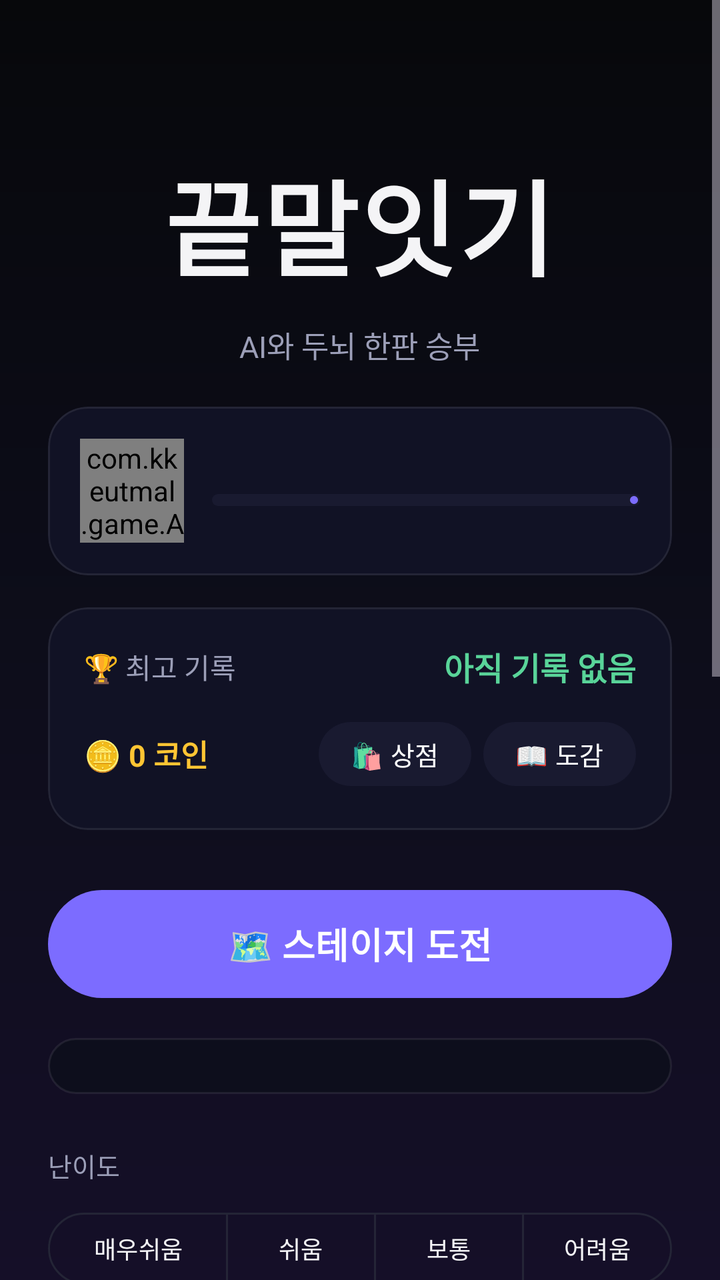
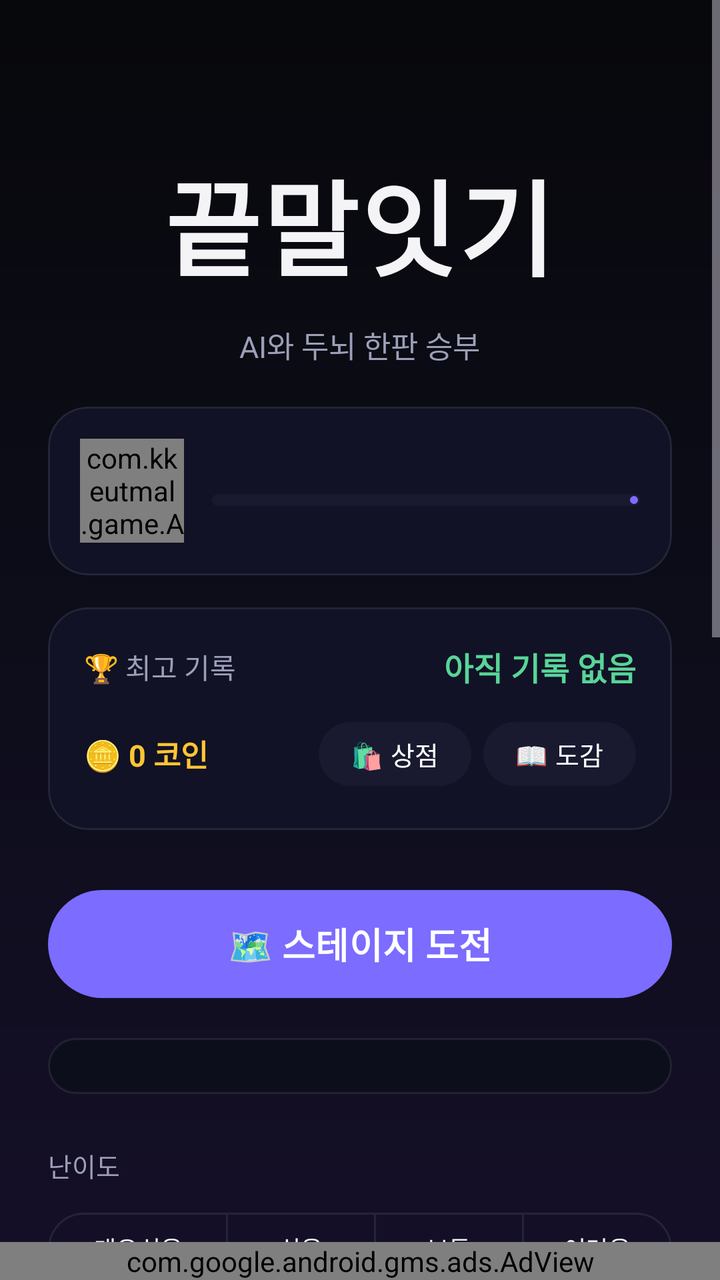

An Android layout rendered at two revisions. The XML below is the earlier revision; the diff shows what the commit changed to produce the second picture.
<!-- AndroidManifest.xml: application theme Theme.KKeutmal -->
<!-- res/layout/activity_main.xml -->
<?xml version="1.0" encoding="utf-8"?>
<ScrollView xmlns:android="http://schemas.android.com/apk/res/android"
    xmlns:app="http://schemas.android.com/apk/res-auto"
    android:layout_width="match_parent"
    android:layout_height="match_parent"
    android:fillViewport="true"
    android:overScrollMode="never">

    <LinearLayout
        android:layout_width="match_parent"
        android:layout_height="wrap_content"
        android:orientation="vertical"
        android:gravity="center_horizontal"
        android:padding="24dp">

        <TextView
            android:id="@+id/tvTitle"
            android:layout_width="wrap_content"
            android:layout_height="wrap_content"
            android:layout_marginTop="44dp"
            android:paddingHorizontal="4dp"
            android:paddingVertical="6dp"
            android:text="@string/app_name"
            android:textColor="@color/text_primary"
            android:textSize="52sp"
            android:letterSpacing="0.02"
            android:fontFamily="sans-serif-black" />

        <TextView
            android:layout_width="wrap_content"
            android:layout_height="wrap_content"
            android:layout_marginTop="6dp"
            android:text="@string/subtitle"
            android:textColor="@color/text_dim"
            android:textSize="15sp" />

        <com.google.android.material.card.MaterialCardView
            android:layout_width="match_parent"
            android:layout_height="wrap_content"
            android:layout_marginTop="20dp"
            app:cardBackgroundColor="@color/surface"
            app:cardCornerRadius="20dp"
            app:strokeColor="@color/surface_stroke"
            app:strokeWidth="1dp"
            app:cardElevation="0dp">

            <LinearLayout
                android:layout_width="match_parent"
                android:layout_height="wrap_content"
                android:orientation="horizontal"
                android:gravity="center_vertical"
                android:padding="16dp">

                <com.kkeutmal.game.AvatarView
                    android:id="@+id/avatarMe"
                    android:layout_width="52dp"
                    android:layout_height="52dp" />

                <LinearLayout
                    android:layout_width="0dp"
                    android:layout_weight="1"
                    android:layout_height="wrap_content"
                    android:layout_marginStart="14dp"
                    android:orientation="vertical">

                    <TextView
                        android:id="@+id/tvLevelRank"
                        android:layout_width="wrap_content"
                        android:layout_height="wrap_content"
                        android:textColor="@color/text_primary"
                        android:textSize="16sp"
                        android:textStyle="bold" />

                    <com.google.android.material.progressindicator.LinearProgressIndicator
                        android:id="@+id/xpBar"
                        android:layout_width="match_parent"
                        android:layout_height="wrap_content"
                        android:layout_marginTop="6dp"
                        android:max="1000"
                        app:trackThickness="6dp"
                        app:trackCornerRadius="3dp"
                        app:trackColor="@color/chip_bg"
                        app:indicatorColor="@color/accent" />

                    <TextView
                        android:id="@+id/tvXp"
                        android:layout_width="wrap_content"
                        android:layout_height="wrap_content"
                        android:layout_marginTop="4dp"
                        android:textColor="@color/text_dim"
                        android:textSize="11sp" />
                </LinearLayout>
            </LinearLayout>
        </com.google.android.material.card.MaterialCardView>

        <com.google.android.material.card.MaterialCardView
            android:layout_width="match_parent"
            android:layout_height="wrap_content"
            android:layout_marginTop="16dp"
            app:cardBackgroundColor="@color/surface"
            app:cardCornerRadius="20dp"
            app:strokeColor="@color/surface_stroke"
            app:strokeWidth="1dp"
            app:cardElevation="0dp">

            <LinearLayout
                android:layout_width="match_parent"
                android:layout_height="wrap_content"
                android:orientation="vertical"
                android:padding="18dp">

                <LinearLayout
                    android:layout_width="match_parent"
                    android:layout_height="wrap_content"
                    android:orientation="horizontal"
                    android:gravity="center_vertical">

                    <TextView
                        android:layout_width="0dp"
                        android:layout_weight="1"
                        android:layout_height="wrap_content"
                        android:text="@string/best_label"
                        android:textColor="@color/text_dim"
                        android:textSize="14sp" />

                    <TextView
                        android:id="@+id/tvBest"
                        android:layout_width="wrap_content"
                        android:layout_height="wrap_content"
                        android:text="아직 기록 없음"
                        android:textColor="@color/accent2"
                        android:textSize="16sp"
                        android:textStyle="bold" />
                </LinearLayout>

                <LinearLayout
                    android:id="@+id/rowRecord"
                    android:layout_width="match_parent"
                    android:layout_height="wrap_content"
                    android:layout_marginTop="8dp"
                    android:orientation="horizontal"
                    android:gravity="center_vertical"
                    android:visibility="gone">

                    <TextView
                        android:layout_width="0dp"
                        android:layout_weight="1"
                        android:layout_height="wrap_content"
                        android:text="전적"
                        android:textColor="@color/text_dim"
                        android:textSize="14sp" />

                    <TextView
                        android:id="@+id/tvRecord"
                        android:layout_width="wrap_content"
                        android:layout_height="wrap_content"
                        android:textColor="@color/accent2"
                        android:textSize="16sp"
                        android:textStyle="bold" />
                </LinearLayout>

                <LinearLayout
                    android:layout_width="match_parent"
                    android:layout_height="wrap_content"
                    android:layout_marginTop="12dp"
                    android:orientation="horizontal"
                    android:gravity="center_vertical">

                    <TextView
                        android:id="@+id/tvCoins"
                        android:layout_width="0dp"
                        android:layout_weight="1"
                        android:layout_height="wrap_content"
                        android:text="🪙 0 코인"
                        android:textColor="@color/warn"
                        android:textSize="15sp"
                        android:textStyle="bold" />

                    <com.google.android.material.button.MaterialButton
                        android:id="@+id/btnShop"
                        android:layout_width="wrap_content"
                        android:layout_height="40dp"
                        android:minWidth="0dp"
                        android:paddingHorizontal="16dp"
                        android:text="🛍 상점"
                        android:textSize="13sp"
                        app:backgroundTint="@color/chip_bg"
                        app:cornerRadius="20dp" />

                    <com.google.android.material.button.MaterialButton
                        android:id="@+id/btnCollection"
                        android:layout_width="wrap_content"
                        android:layout_height="40dp"
                        android:layout_marginStart="6dp"
                        android:minWidth="0dp"
                        android:paddingHorizontal="16dp"
                        android:text="📖 도감"
                        android:textSize="13sp"
                        app:backgroundTint="@color/chip_bg"
                        app:cornerRadius="20dp" />
                </LinearLayout>
            </LinearLayout>
        </com.google.android.material.card.MaterialCardView>

        <com.google.android.material.button.MaterialButton
            android:id="@+id/btnAdventure"
            android:layout_width="match_parent"
            android:layout_height="62dp"
            android:layout_marginTop="26dp"
            android:text="🗺 스테이지 도전"
            android:textSize="18sp"
            android:textStyle="bold"
            app:backgroundTint="@color/accent"
            app:cornerRadius="31dp" />

        <LinearLayout
            android:id="@+id/missionBox"
            android:layout_width="match_parent"
            android:layout_height="wrap_content"
            android:layout_marginTop="16dp"
            android:orientation="vertical"
            android:background="@drawable/bg_input"
            android:padding="14dp" />

        <TextView
            android:layout_width="match_parent"
            android:layout_height="wrap_content"
            android:layout_marginTop="26dp"
            android:text="@string/difficulty_label"
            android:textColor="@color/text_dim"
            android:textSize="13sp" />

        <com.google.android.material.button.MaterialButtonToggleGroup
            android:id="@+id/toggleDifficulty"
            android:layout_width="match_parent"
            android:layout_height="wrap_content"
            android:layout_marginTop="10dp"
            app:singleSelection="true"
            app:selectionRequired="true">

            <com.google.android.material.button.MaterialButton
                android:id="@+id/btnVeryEasy"
                style="?attr/materialButtonOutlinedStyle"
                android:layout_width="0dp"
                android:layout_weight="1.2"
                android:layout_height="44dp"
                android:text="매우쉬움"
                android:textSize="12sp"
                android:insetLeft="0dp"
                android:insetRight="0dp"
                android:paddingHorizontal="2dp"
                app:strokeColor="@color/surface_stroke" />

            <com.google.android.material.button.MaterialButton
                android:id="@+id/btnEasy"
                style="?attr/materialButtonOutlinedStyle"
                android:layout_width="0dp"
                android:layout_weight="1"
                android:layout_height="44dp"
                android:text="쉬움"
                android:textSize="12sp"
                android:insetLeft="0dp"
                android:insetRight="0dp"
                android:paddingHorizontal="2dp"
                app:strokeColor="@color/surface_stroke" />

            <com.google.android.material.button.MaterialButton
                android:id="@+id/btnNormal"
                style="?attr/materialButtonOutlinedStyle"
                android:layout_width="0dp"
                android:layout_weight="1"
                android:layout_height="44dp"
                android:text="보통"
                android:textSize="12sp"
                app:strokeColor="@color/surface_stroke" />

            <com.google.android.material.button.MaterialButton
                android:id="@+id/btnHard"
                style="?attr/materialButtonOutlinedStyle"
                android:layout_width="0dp"
                android:layout_weight="1"
                android:layout_height="44dp"
                android:text="어려움"
                android:textSize="12sp"
                android:insetLeft="0dp"
                android:insetRight="0dp"
                android:paddingHorizontal="2dp"
                app:strokeColor="@color/surface_stroke" />
        </com.google.android.material.button.MaterialButtonToggleGroup>

        <TextView
            android:id="@+id/tvDifficultyDesc"
            android:layout_width="match_parent"
            android:layout_height="wrap_content"
            android:layout_marginTop="10dp"
            android:gravity="center"
            android:textColor="@color/text_dim"
            android:textSize="13sp"
            android:text="제한시간 20초" />

        <com.google.android.material.materialswitch.MaterialSwitch
            android:id="@+id/swNoTimer"
            android:layout_width="wrap_content"
            android:layout_height="wrap_content"
            android:layout_marginTop="8dp"
            android:text="  ⏱ 제한시간 없이 느긋하게  "
            android:textColor="@color/text_primary"
            android:textSize="14sp" />

        <com.google.android.material.button.MaterialButton
            android:id="@+id/btnStart"
            android:layout_width="match_parent"
            android:layout_height="62dp"
            android:layout_marginTop="24dp"
            android:text="⚔ 자유 대전"
            android:textSize="18sp"
            android:textStyle="bold"
            android:textColor="@color/cta_text"
            app:backgroundTint="@color/cta_bg"
            app:cornerRadius="31dp" />

        <com.google.android.material.card.MaterialCardView
            android:layout_width="match_parent"
            android:layout_height="wrap_content"
            android:layout_marginTop="26dp"
            android:layout_marginBottom="24dp"
            app:cardBackgroundColor="#10FFFFFF"
            app:cardCornerRadius="20dp"
            app:cardElevation="0dp">

            <LinearLayout
                android:layout_width="match_parent"
                android:layout_height="wrap_content"
                android:orientation="vertical"
                android:padding="18dp">

                <TextView
                    android:layout_width="wrap_content"
                    android:layout_height="wrap_content"
                    android:text="@string/rules_title"
                    android:textColor="@color/text_primary"
                    android:textSize="14sp"
                    android:textStyle="bold" />

                <TextView
                    android:layout_width="match_parent"
                    android:layout_height="wrap_content"
                    android:layout_marginTop="10dp"
                    android:lineSpacingExtra="5dp"
                    android:text="@string/rules_body"
                    android:textColor="@color/text_dim"
                    android:textSize="13sp" />
            </LinearLayout>
        </com.google.android.material.card.MaterialCardView>

        <com.google.android.material.button.MaterialButton
            android:id="@+id/btnAbout"
            style="?attr/borderlessButtonStyle"
            android:layout_width="wrap_content"
            android:layout_height="wrap_content"
            android:layout_marginTop="12dp"
            android:layout_marginBottom="8dp"
            android:text="ⓘ 만든이 · 버전 · 자료 출처"
            android:textColor="@color/text_dim"
            android:textSize="13sp" />
    </LinearLayout>
</ScrollView>
<!-- resources referenced by this layout -->
<resources>
  <color name="accent">#7C6CFF</color>
  <color name="accent2">#59D499</color>
  <color name="chip_bg">#191A30</color>
  <color name="cta_bg">#FFFFFF</color>
  <color name="cta_text">#0B0B10</color>
  <color name="surface">#111225</color>
  <color name="surface_stroke">#14FFFFFF</color>
  <color name="text_dim">#9C9FB8</color>
  <color name="text_primary">#F4F4F6</color>
  <color name="warn">#FFC533</color>
  <!-- drawable bg_input (drawable) -->
  <?xml version="1.0" encoding="utf-8"?>
  <shape xmlns:android="http://schemas.android.com/apk/res/android" android:shape="rectangle">
      <solid android:color="@color/input_bg" />
      <stroke android:width="1dp" android:color="@color/surface_stroke" />
      <corners android:radius="26dp" />
  </shape>
  <string name="app_name">끝말잇기</string>
  <string name="best_label">🏆 최고 기록</string>
  <string name="difficulty_label">난이도</string>
  <string name="rules_body">· 사전(표준국어대사전+끄투 DB, 43만 단어)에 있는 두 글자 이상 단어만 인정\n· 앞 단어의 끝 글자로 시작 (두음법칙 인정: 력→역, 라→나)\n· 이미 나온 단어는 다시 쓸 수 없어요\n· 제한시간 안에 입력하지 못하면 패배! (무제한 모드는 시간 걱정 없음)\n· 마이크 버튼을 누르고 말해도 입력돼요</string>
  <string name="rules_title">게임 규칙</string>
  <string name="subtitle">AI와 두뇌 한판 승부</string>
  <style name="Theme.KKeutmal" parent="Theme.Material3.Dark.NoActionBar">
          <item name="colorPrimary">@color/accent</item>
          <item name="colorOnPrimary">@color/text_on_accent</item>
          <item name="colorSecondary">@color/accent2</item>
          <item name="colorSurface">@color/surface</item>
          <item name="colorOnSurface">@color/text_primary</item>
          <item name="android:colorBackground">@color/bg_top</item>
          <item name="android:windowBackground">@drawable/bg_gradient</item>
          <item name="android:statusBarColor">@color/bg_top</item>
          <item name="android:navigationBarColor">@color/bg_bottom</item>
          <item name="android:windowLightStatusBar">false</item>
          <item name="android:textColor">@color/text_primary</item>
      </style>
  <color name="input_bg">#0D0E1C</color>
  <color name="text_on_accent">#FFFFFF</color>
  <color name="bg_top">#07080B</color>
  <!-- drawable bg_gradient (drawable) -->
  <?xml version="1.0" encoding="utf-8"?>
  <shape xmlns:android="http://schemas.android.com/apk/res/android" android:shape="rectangle">
      <gradient
          android:angle="270"
          android:startColor="@color/bg_top"
          android:centerColor="#0D0D1A"
          android:endColor="@color/bg_bottom" />
  </shape>
  <color name="bg_bottom">#150F28</color>
</resources>

<!-- the commit's change to res/layout/activity_main.xml (unified diff, before → after) -->
@@ -1,8 +1,14 @@
 <?xml version="1.0" encoding="utf-8"?>
-<ScrollView xmlns:android="http://schemas.android.com/apk/res/android"
+<LinearLayout xmlns:android="http://schemas.android.com/apk/res/android"
     xmlns:app="http://schemas.android.com/apk/res-auto"
     android:layout_width="match_parent"
     android:layout_height="match_parent"
+    android:orientation="vertical">
+
+<ScrollView
+        android:layout_width="match_parent"
+        android:layout_height="0dp"
+        android:layout_weight="1"
     android:fillViewport="true"
     android:overScrollMode="never">
 
@@ -365,3 +371,13 @@
             android:textSize="13sp" />
     </LinearLayout>
 </ScrollView>
+
+    
+    <com.google.android.gms.ads.AdView
+        android:id="@+id/adBanner"
+        android:layout_width="match_parent"
+        android:layout_height="wrap_content"
+        android:layout_gravity="center_horizontal"
+        app:adSize="BANNER" />
+
+</LinearLayout>
